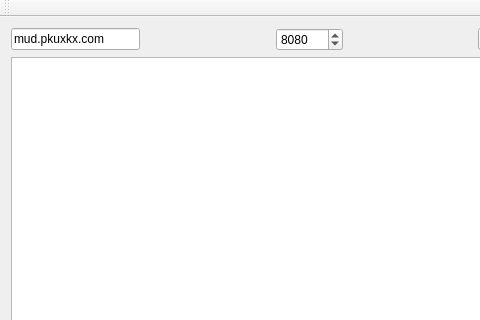
The window that mainwindow.ui (xxsmall/qt_telnet) describes before a commit, drawn with Qt 5; both pictures show x 0 to 480 and y 0 to 320 of the 1000 by 663 pixel window.
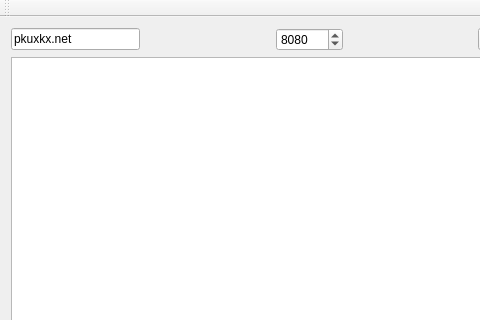
The same window after the commit.

The edit to the form file:
```diff
--- a/mainwindow.ui
+++ b/mainwindow.ui
@@ -23,7 +23,7 @@
       <item>
        <widget class="QLineEdit" name="lineEdit_host">
         <property name="text">
-         <string>mud.pkuxkx.com</string>
+         <string>pkuxkx.net</string>
         </property>
        </widget>
       </item>
```
